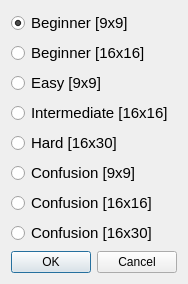
Old version of the form gamechoicedialog.ui in the repository Filan-glitch/MinesweeperPlusPlus.
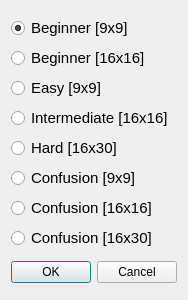
New version of the form. Icons and pictures are not drawn.

The edit to the form file:
```diff
--- a/gamechoicedialog.ui
+++ b/gamechoicedialog.ui
@@ -7,7 +7,7 @@
     <x>0</x>
     <y>0</y>
     <width>184</width>
-    <height>268</height>
+    <height>300</height>
    </rect>
   </property>
   <property name="sizePolicy">
```
